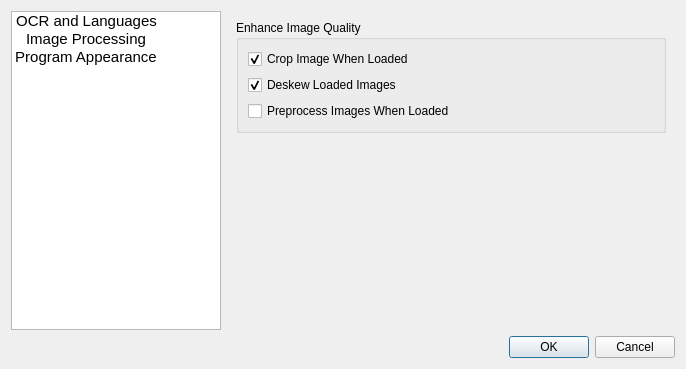
sibskull/yagf, file src/configdialog.ui: the form before one commit.
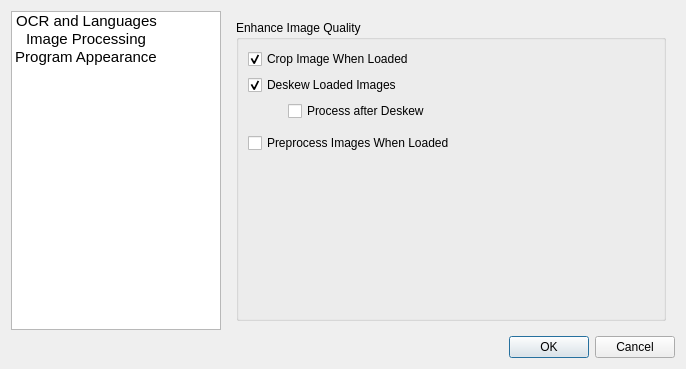
The form after the commit. The open tabs and pages were chosen to show the change. Icons and pictures are not drawn.

What changed in the file:
```diff
--- a/src/configdialog.ui
+++ b/src/configdialog.ui
@@ -284,13 +284,19 @@
         </layout>
        </widget>
        <widget class="QWidget" name="page_2">
-        <layout class="QVBoxLayout" name="verticalLayout_8">
+        <layout class="QVBoxLayout" name="verticalLayout_3">
          <item>
           <widget class="QGroupBox" name="groupBox_5">
+           <property name="minimumSize">
+            <size>
+             <width>0</width>
+             <height>200</height>
+            </size>
+           </property>
            <property name="title">
             <string>Enhance Image Quality</string>
            </property>
-           <layout class="QVBoxLayout" name="verticalLayout_3">
+           <layout class="QVBoxLayout" name="verticalLayout_10">
             <item>
              <widget class="QCheckBox" name="checkBoxCrop">
               <property name="text">
@@ -311,6 +317,39 @@
               </property>
              </widget>
             </item>
+            <item>
+             <layout class="QHBoxLayout" name="horizontalLayout_8">
+              <property name="bottomMargin">
+               <number>6</number>
+              </property>
+              <item>
+               <spacer name="horizontalSpacer_2">
+                <property name="orientation">
+                 <enum>Qt::Horizontal</enum>
+                </property>
+                <property name="sizeHint" stdset="0">
+                 <size>
+                  <width>40</width>
+                  <height>20</height>
+                 </size>
+                </property>
+               </spacer>
+              </item>
+              <item>
+               <widget class="QCheckBox" name="checkBoxProcessAfterDeskew">
+                <property name="sizePolicy">
+                 <sizepolicy hsizetype="MinimumExpanding" vsizetype="Fixed">
+                  <horstretch>1</horstretch>
+                  <verstretch>0</verstretch>
+                 </sizepolicy>
+                </property>
+                <property name="text">
+                 <string>Process after Deskew</string>
+                </property>
+               </widget>
+              </item>
+             </layout>
+            </item>
             <item>
              <widget class="QCheckBox" name="checkBoxPreprocess">
               <property name="text">
@@ -318,9 +357,6 @@
               </property>
              </widget>
             </item>
-           </layout>
-          </widget>
-         </item>
          <item>
           <spacer name="verticalSpacer">
            <property name="orientation">
@@ -329,10 +365,13 @@
            <property name="sizeHint" stdset="0">
             <size>
              <width>20</width>
-             <height>129</height>
+                <height>121</height>
             </size>
            </property>
           </spacer>
+            </item>
+           </layout>
+          </widget>
          </item>
         </layout>
        </widget>
```
Left out of the diff: 2 changed lines with no effect on the pictures. Lines whose indentation alone changed are shown as unchanged.
